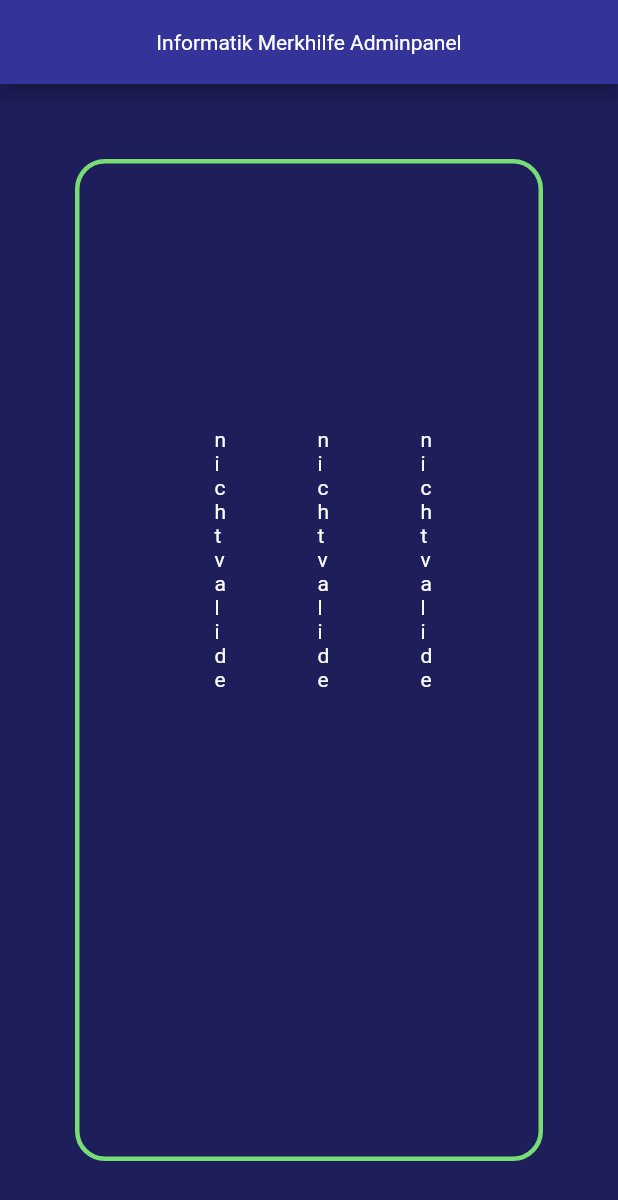
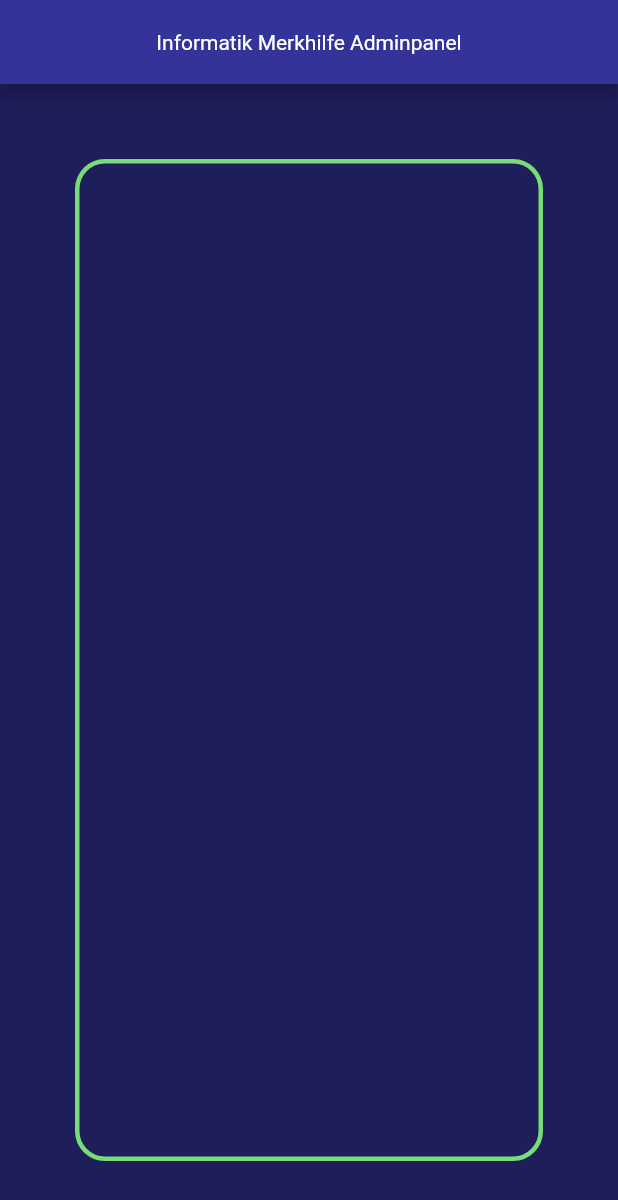
Before and after one commit to InformatikT13600/informatik_merkhilfe_admin, a Flutter app: the screen it shows after launch, on a phone screen of 412 x 824 dp. Shown: the top 1200 px of the screen. Run offline on Flutter 3.47's test engine with Material 2 defaults, Android fonts, the phone set to English and light mode, and no system bars; our stand-ins replace flutter_spinkit, flutter_svg.

Commit message:
improved validator in section

```diff
--- a/lib/views/section.dart
+++ b/lib/views/section.dart
@@ -44,7 +44,7 @@ class Section extends StatefulWidget {
   Section(this.type, {bool expanded = false}) {
     // add the button to the map if it has not been done yet
     Section.expanded.putIfAbsent(type.name, () => expanded);
-    Section.controllers.putIfAbsent(type.name, () => TextEditingController(text: '{}'));
+    Section.controllers.putIfAbsent(type.name, () => TextEditingController(text: '[]'));
   }
 
   @override
@@ -92,21 +92,27 @@ class _SectionState extends State<Section> {
             Form(
               key: _formKey,
               child: Column(
+                mainAxisAlignment: MainAxisAlignment.spaceEvenly,
                 children: [
                   !Section.expanded[widget.type.name] ? Container() : Container(
                     child: TextFormField(
                       controller: Section.controllers[widget.type.name],
-                      validator: (value) => JsonService.isJson(value) ? null : 'Ungültiges Json-Format',
+                      validator: (value) {
+                        if(!JsonService.isJson(value)) return 'Ungültiges Json-Format';
+                        if(!isCorrectFormat(value)) return 'Das JsonObject entspricht nicht dem richtigen Format für diesen Typ';
+
+                        return null;
+                      },
                       autovalidateMode: AutovalidateMode.always,
                       minLines: 1,
-                      maxLines: 20,
+                      maxLines: 5,
                       decoration: Section.inputDecoration,
                       onChanged: (val) => setState(() => {}),
 
                     ),
                   ),
                   SizedBox(height: 20,),
-                  Section.expanded[widget.type.name] && _formKey.currentState.validate() ? getEditor() : Container(child: Text('nicht valide'),),
+                  Section.expanded[widget.type.name] && _formKey.currentState.validate() ? getEditor(widget.type.name) : Container(),
                 ],
               ),
             ),
@@ -116,11 +122,18 @@ class _SectionState extends State<Section> {
     );
   }
 
-  Widget getEditor() {
+  bool isCorrectFormat(String input) {
+    switch(widget.type) {
+      case(SectionType.LANGUAGE): return JsonService.validateLanguageJsonString(input);
+      default: return false;
+    }
+}
+
+  Widget getEditor(String key) {
     Widget editor;
 
     switch(widget.type) {
-      case(SectionType.LANGUAGE): editor = LanguageEditor(); break;
+      case(SectionType.LANGUAGE): editor = LanguageEditor(key); break;
       default: editor = Text('valide');
     }
 
```
